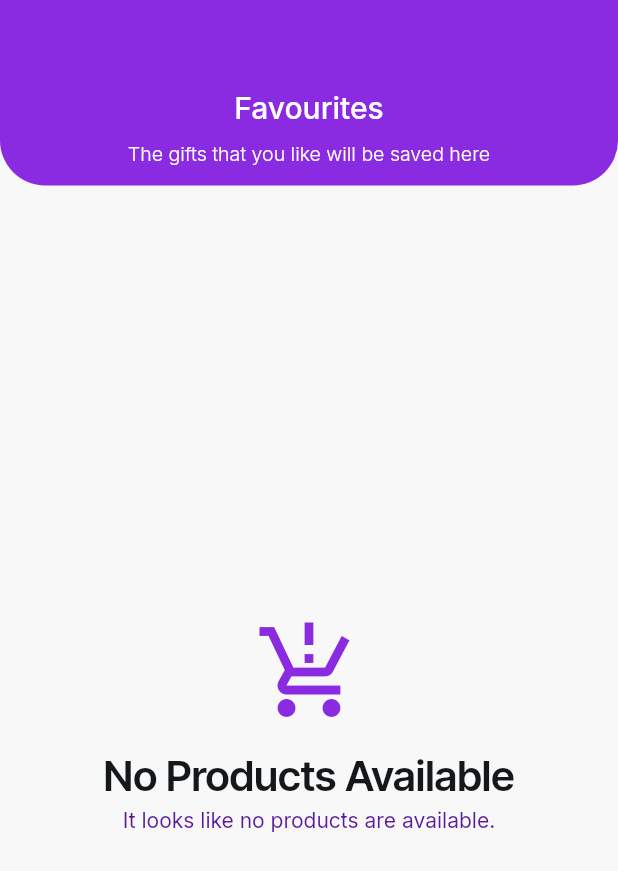
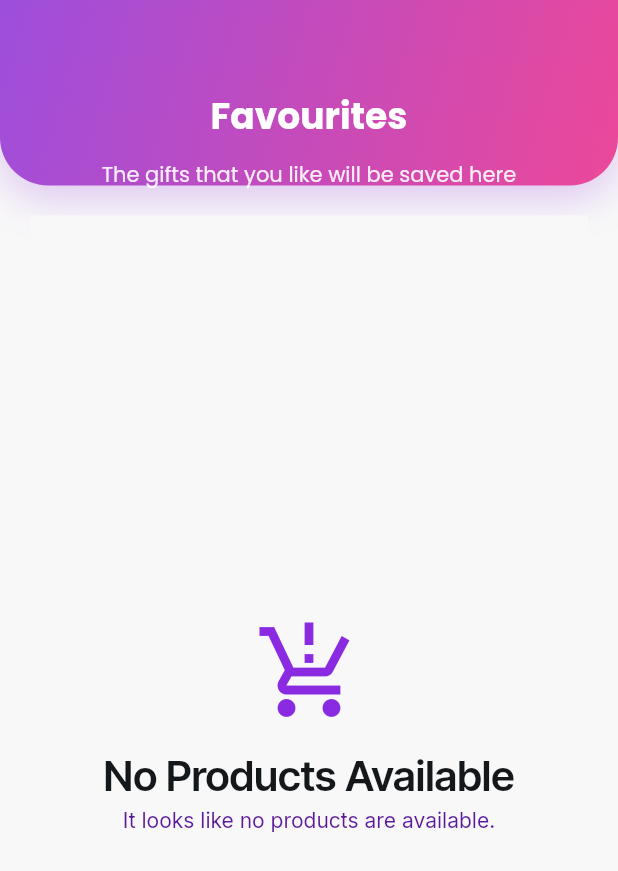
Before and after one commit to Aureliengrl/Doron, a Flutter app: the FavouritesWidget screen opened directly, on a phone screen of 412 x 824 dp. Shown: the top 871 px of the screen. Run offline on Flutter 3.47's test engine with Material 3 defaults, Android fonts, the phone set to English and light mode, and no system bars; drawn by our look-alikes of flutter_animate; our stand-ins replace auto_size_text, cloud_firestore, easy_debounce, equatable, firebase_auth, firebase_core and 13 more; missing offline and left inert: json_path, mime_type; accounts and stored records are empty.

Commit message:
feat: Redesign Favorites and Profile pages with violet theme
- Update Favorites page header with violet gradient
- Update Favorites page fonts to Poppins for cohesiveness
- Redesign Profile page with violet gradient header
- Update Profile page fonts to Poppins
- Improve visual consistency across all pages
- Add rounded corners and proper shadows

🤖 Generated with [Claude Code](https://claude.com/claude-code)

Co-Authored-By: Claude <noreply@anthropic.com>

```diff
--- a/lib/pages/pages/favourites/favourites_widget.dart
+++ b/lib/pages/pages/favourites/favourites_widget.dart
@@ -150,13 +150,27 @@ class _FavouritesWidgetState extends State<FavouritesWidget>
                 width: double.infinity,
                 height: MediaQuery.sizeOf(context).height * 0.15,
                 decoration: BoxDecoration(
-                  color: FlutterFlowTheme.of(context).primary,
+                  gradient: LinearGradient(
+                    begin: Alignment.topLeft,
+                    end: Alignment.bottomRight,
+                    colors: [
+                      const Color(0xFF9D4EDD),
+                      const Color(0xFFEC4899),
+                    ],
+                  ),
                   borderRadius: BorderRadius.only(
-                    bottomLeft: Radius.circular(30.0),
-                    bottomRight: Radius.circular(30.0),
+                    bottomLeft: Radius.circular(32.0),
+                    bottomRight: Radius.circular(32.0),
                     topLeft: Radius.circular(0.0),
                     topRight: Radius.circular(0.0),
                   ),
+                  boxShadow: [
+                    BoxShadow(
+                      color: const Color(0xFF9D4EDD).withOpacity(0.3),
+                      blurRadius: 24,
+                      offset: const Offset(0, 8),
+                    ),
+                  ],
                 ),
                 child: Padding(
                   padding:
@@ -174,16 +188,16 @@ class _FavouritesWidgetState extends State<FavouritesWidget>
                           textAlign: TextAlign.start,
                           style:
                               FlutterFlowTheme.of(context).bodyMedium.override(
-                                    font: GoogleFonts.inter(
-                                      fontWeight: FontWeight.w500,
+                                    font: GoogleFonts.poppins(
+                                      fontWeight: FontWeight.bold,
                                       fontStyle: FlutterFlowTheme.of(context)
                                           .bodyMedium
                                           .fontStyle,
                                     ),
                                     color: Colors.white,
-                                    fontSize: 20.0,
+                                    fontSize: 24.0,
                                     letterSpacing: 0.0,
-                                    fontWeight: FontWeight.w500,
+                                    fontWeight: FontWeight.bold,
                                     fontStyle: FlutterFlowTheme.of(context)
                                         .bodyMedium
                                         .fontStyle,
@@ -200,16 +214,16 @@ class _FavouritesWidgetState extends State<FavouritesWidget>
                           textAlign: TextAlign.start,
                           style:
                               FlutterFlowTheme.of(context).bodyMedium.override(
-                                    font: GoogleFonts.inter(
-                                      fontWeight: FontWeight.w300,
+                                    font: GoogleFonts.poppins(
+                                      fontWeight: FontWeight.w400,
                                       fontStyle: FlutterFlowTheme.of(context)
                                           .bodyMedium
                                           .fontStyle,
                                     ),
-                                    color: Colors.white,
-                                    fontSize: 13.0,
+                                    color: Colors.white.withOpacity(0.9),
+                                    fontSize: 14.0,
                                     letterSpacing: 0.0,
-                                    fontWeight: FontWeight.w300,
+                                    fontWeight: FontWeight.w400,
                                     fontStyle: FlutterFlowTheme.of(context)
                                         .bodyMedium
                                         .fontStyle,
```
Also changed, not shown: lib/pages/pages/profile/profile_widget.dart (+71 -43 lines).
